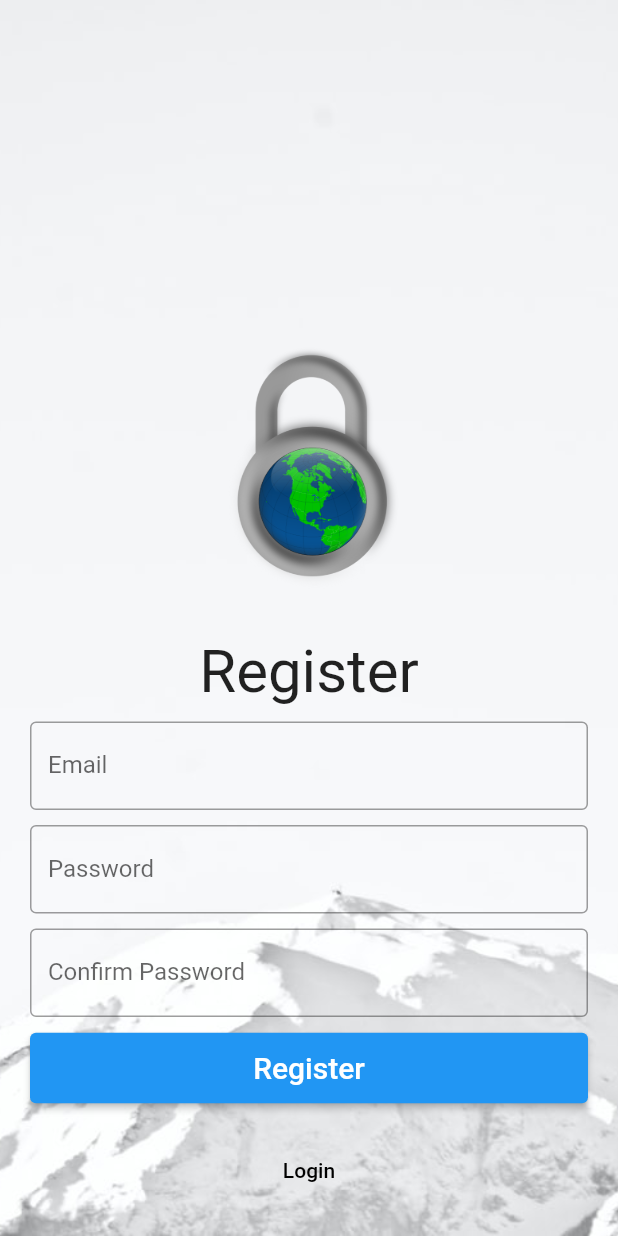
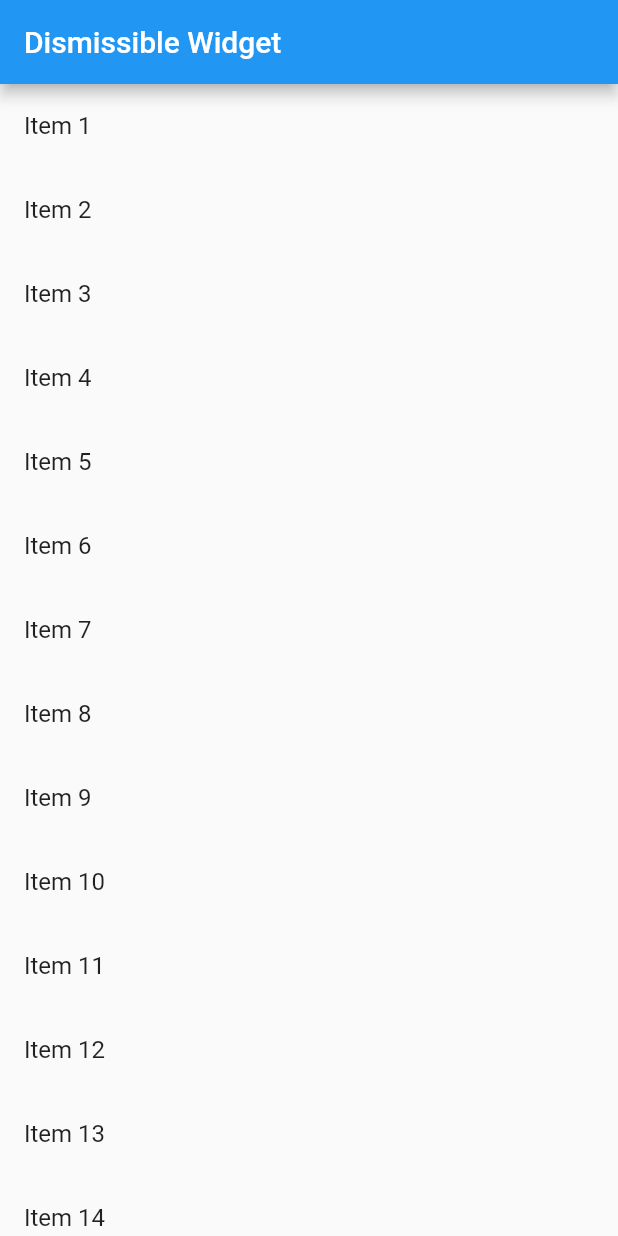
Before and after one commit to mishrakeshav/FlutterExamples, a Flutter app: the screen it shows after launch, on a phone screen of 412 x 824 dp. Run offline on Flutter 3.47's test engine with Material 2 defaults, Android fonts, the phone set to English and light mode, and no system bars.

Commit message:
add dismissible widget example

```diff
--- a/examples/lib/main.dart
+++ b/examples/lib/main.dart
@@ -1,5 +1,6 @@
 import 'package:examples/screens/login_screen.dart';
 import 'package:examples/screens/registration_screen.dart';
+import 'package:examples/screens/dismissable_widget.dart';
 import 'package:flutter/material.dart';
 
 void main() {
@@ -12,10 +13,12 @@ class MyApp extends StatelessWidget {
   Widget build(BuildContext context) {
     return MaterialApp(
       title: 'Flutter Demo',
-      initialRoute: RegistrationScreen.id,
+      initialRoute: DismissibleWidgetScreen.id,
       routes: {
         LoginScreen.id: (BuildContext context) => LoginScreen(),
         RegistrationScreen.id: (BuildContext context) => RegistrationScreen(),
+        DismissibleWidgetScreen.id: (BuildContext context) =>
+            DismissibleWidgetScreen(),
       },
     );
   }
--- /dev/null
+++ b/examples/lib/screens/dismissable_widget.dart
@@ -0,0 +1,57 @@
+import 'package:flutter/material.dart';
+
+class DismissibleWidgetScreen extends StatelessWidget {
+  static String id = 'DismissableWidgetScreen';
+  @override
+  Widget build(BuildContext context) {
+    return Scaffold(
+      appBar: AppBar(
+        title: Text('Dismissible Widget'),
+      ),
+      body: DismissableWidgetExample(),
+    );
+  }
+}
+
+class DismissableWidgetExample extends StatefulWidget {
+  @override
+  _DismissableWidgetExampleState createState() =>
+      _DismissableWidgetExampleState();
+}
+
+class _DismissableWidgetExampleState extends State<DismissableWidgetExample> {
+  final items = List<String>.generate(20, (i) => "Item ${i + 1}");
+
+  @override
+  Widget build(BuildContext context) {
+    return Container(
+      child: ListView.builder(
+        itemCount: items.length,
+        itemBuilder: (context, index) {
+          final item = items[index];
+          return Dismissible(
+            // Each Dismissible must contain a Key. Keys allow Flutter to
+            // uniquely identify widgets.
+            key: Key(item),
+            // Provide a function that tells the app
+            // what to do after an item has been swiped away.
+            onDismissed: (direction) {
+              // Remove the item from the data source.
+              print(direction);
+              setState(() {
+                items.removeAt(index);
+              });
+
+              // Then show a snackbar.
+              ScaffoldMessenger.of(context)
+                  .showSnackBar(SnackBar(content: Text("$item dismissed")));
+            },
+            // Show a red background as the item is swiped away.
+            background: Container(color: Colors.red),
+            child: ListTile(title: Text('$item')),
+          );
+        },
+      ),
+    );
+  }
+}
--- a/examples/lib/screens/login_screen.dart
+++ b/examples/lib/screens/login_screen.dart
@@ -1,3 +1,4 @@
+import 'package:examples/screens/registration_screen.dart';
 import 'package:flutter/material.dart';
 
 class LoginScreen extends StatelessWidget {
@@ -69,7 +70,9 @@ class LoginScreen extends StatelessWidget {
                   child: Text('Forgot Password?'),
                 ),
                 TextButton(
-                  onPressed: () {},
+                  onPressed: () {
+                    Navigator.pushNamed(context, RegistrationScreen.id);
+                  },
                   child: Text(
                     'Register',
                     style: TextStyle(
--- a/examples/lib/screens/registration_screen.dart
+++ b/examples/lib/screens/registration_screen.dart
@@ -1,3 +1,4 @@
+import 'package:examples/screens/login_screen.dart';
 import 'package:flutter/material.dart';
 
 class RegistrationScreen extends StatelessWidget {
@@ -88,7 +89,9 @@ class RegistrationScreen extends StatelessWidget {
             Column(
               children: [
                 TextButton(
-                  onPressed: () {},
+                  onPressed: () {
+                    Navigator.pushNamed(context, LoginScreen.id);
+                  },
                   child: Text(
                     'Login',
                     style: TextStyle(
```
